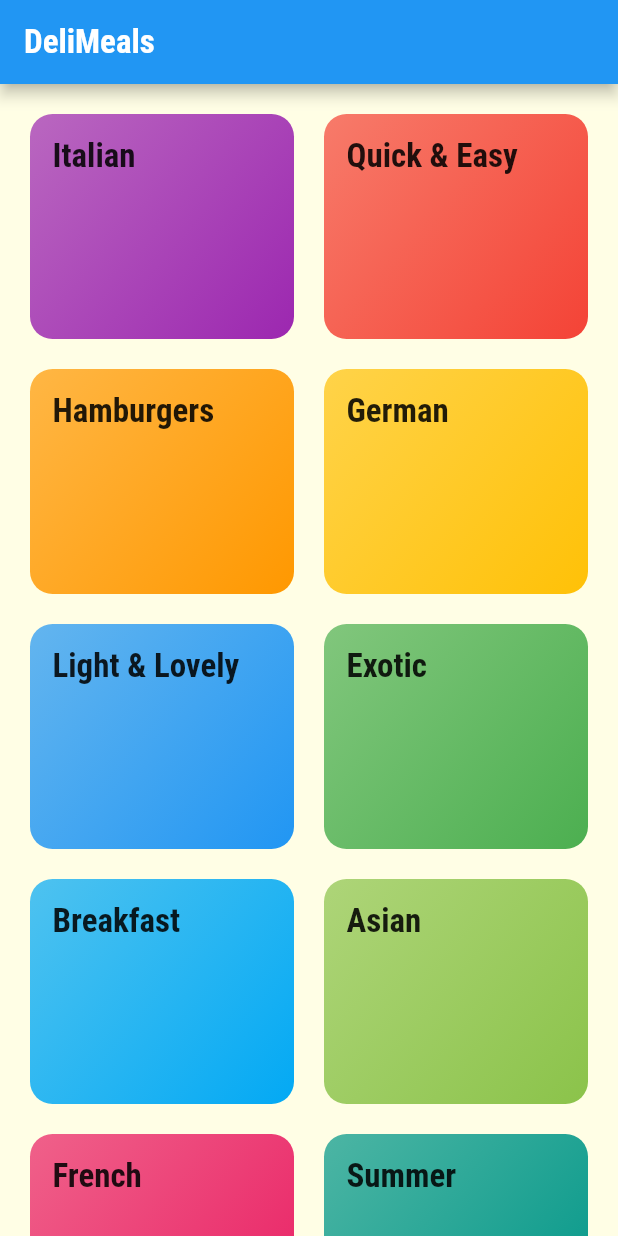
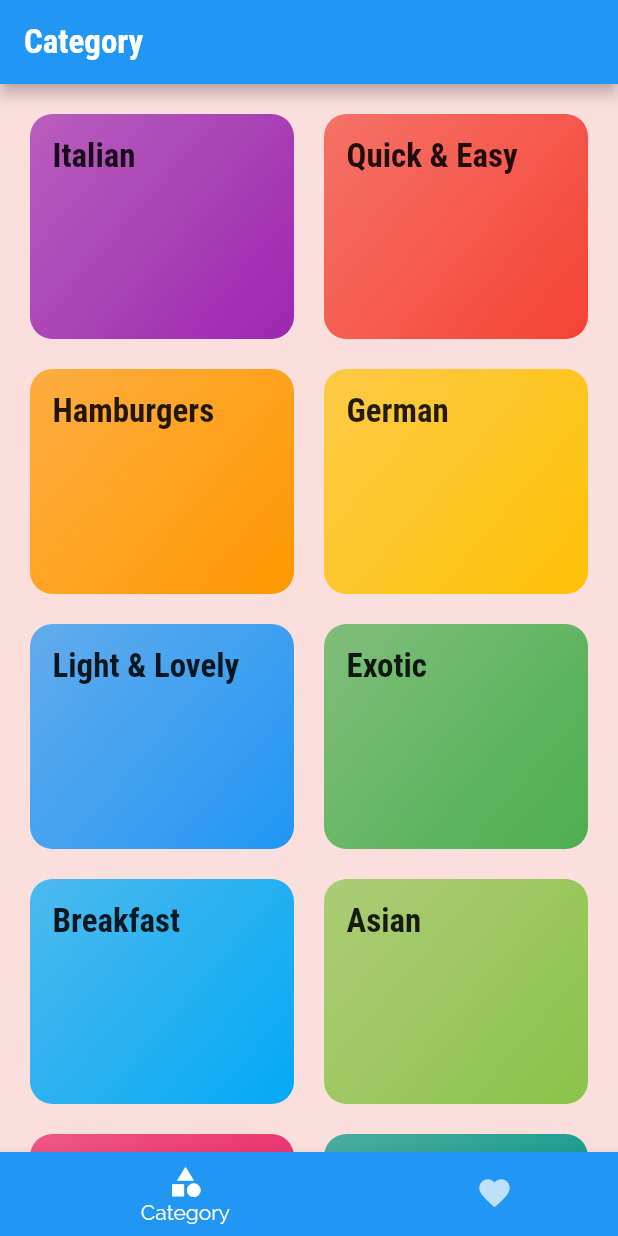
Before and after one commit to shubhamk1020/meals_app, a Flutter app: the screen it shows after launch, on a phone screen of 412 x 824 dp. Run offline on Flutter 3.47's test engine with Material 2 defaults, Android fonts, the phone set to English and light mode, and no system bars.

Commit message:
tab screen created

```diff
--- a/lib/Screen/Category_Screen.dart
+++ b/lib/Screen/Category_Screen.dart
@@ -9,11 +9,7 @@ class CategoryScreen extends StatelessWidget {
     final isPortrait =
         MediaQuery.of(context).orientation == Orientation.portrait;
 
-    return Scaffold(
-
-      appBar: AppBar(title: Text('DeliMeals'),
-      ),
-      body: GridView(
+    return  GridView(
         padding: const EdgeInsets.all(20),
             gridDelegate: SliverGridDelegateWithFixedCrossAxisCount(
             childAspectRatio: 3 / 2,
@@ -24,8 +20,6 @@ class CategoryScreen extends StatelessWidget {
          children: DUMMY_CATEGORIES
             .map((e) => CategoryItem(id: e.id, title: e.title, color: e.color))
             .toList(),
-
-      ),
     );
   }
 }
--- /dev/null
+++ b/lib/Screen/favorite_Screen.dart
@@ -0,0 +1,15 @@
+import 'package:flutter/material.dart';
+
+
+class FavoriteScreen extends StatelessWidget {
+  const FavoriteScreen({Key key}) : super(key: key);
+
+  @override
+  Widget build(BuildContext context) {
+    return Center(
+      child: Container(
+        child: Text('this is Favourite Screen',style: TextStyle(fontSize: 75),),
+      ),
+    );
+  }
+}
--- a/lib/Screen/meal_detail_screen.dart
+++ b/lib/Screen/meal_detail_screen.dart
@@ -45,21 +45,25 @@ class MealDetailScreen extends StatelessWidget {
         child: Column(
           children: [
             Center(
+              child: ClipRect(
+
                 child: Container(
                   margin: EdgeInsets.only(top: 10),
                   width: isPortrait ? double.infinity : 600,
                   height: isPortrait ? 250:300,
                   child: Image.network(
                     selectMeal.imageUrl,
-                  fit: BoxFit.cover
-                  ,
+                    fit: BoxFit.cover,
+                  ),
                 ),
               ),
             ),
             buildSectionTitle(context,'Ingredient'),
             buildContainer(ListView.builder(
                 itemBuilder: (ctx, index) => Card(
-                  color: Theme.of(context).primaryColor,
+                  elevation:3,
+                 // surfaceTintColor: Colors.amber,
+                  color:Theme.of(context).primaryColor,
                   child: Padding(
                     padding:
                         const EdgeInsets.symmetric(horizontal: 10, vertical: 5),
--- /dev/null
+++ b/lib/Screen/tab_screen.dart
@@ -0,0 +1,56 @@
+import 'package:flutter/material.dart';
+import '../Screen/Category_Screen.dart';
+import '../Screen/favorite_Screen.dart';
+
+
+class TabScreen extends StatefulWidget {
+  const TabScreen({Key key}) : super(key: key);
+
+  @override
+  State<TabScreen> createState() => _TabScreenState();
+}
+
+class _TabScreenState extends State<TabScreen> {
+  final List<Map<String, Object>> _Pages = [
+    {'Page' : CategoryScreen(),
+    'title': 'Category'},
+
+      {'Page' :  FavoriteScreen(),
+    'title': 'Your Favorite'},
+    ];
+  int _selectePageIndex = 0;
+
+  void _selectPage(int index) {
+    setState(() {
+      _selectePageIndex = index;
+    });
+  }
+
+  @override
+  Widget build(BuildContext context) {
+    return Scaffold(
+      appBar: AppBar(title: Text(_Pages[_selectePageIndex]['title']),
+
+      ),
+      body: _Pages[_selectePageIndex]['Page'],
+      bottomNavigationBar: BottomNavigationBar(
+        currentIndex: _selectePageIndex,
+        unselectedItemColor: Colors.white70,
+        selectedItemColor: Colors.white,
+        selectedFontSize: 14,
+        elevation: 8,
+        onTap: _selectPage,
+        type: BottomNavigationBarType.shifting,
+        items:  [
+
+          BottomNavigationBarItem(
+            backgroundColor: Theme.of(context).primaryColor,
+              icon: Icon(Icons.category), label: 'Category'),
+          BottomNavigationBarItem(
+            backgroundColor: Theme.of(context).primaryColor,
+              icon: Icon(Icons.favorite), label: 'Favorite'),
+        ],
+      ),
+    );
+  }
+}
--- a/lib/main.dart
+++ b/lib/main.dart
@@ -1,4 +1,5 @@
 import 'package:flutter/material.dart';
+import './Screen/tab_screen.dart';
 import './Screen/meal_detail_screen.dart';
 import './Screen/Category_Screen.dart';
 import './Screen/categoriesMealsScreen.dart';
@@ -15,7 +16,7 @@ class MyApp extends StatelessWidget {
       debugShowCheckedModeBanner: false,
       title: 'MealsApp',
       theme: ThemeData(
-           canvasColor: const Color.fromRGBO(255, 254, 229, 1),
+           canvasColor: Color.fromARGB(251, 251, 222, 219),
           fontFamily: 'Raleway',
           textTheme: ThemeData.light().textTheme.copyWith(
               bodyText1: const TextStyle(
@@ -27,15 +28,17 @@ class MyApp extends StatelessWidget {
               headline6: const TextStyle(
                 fontSize: 22,
                 fontFamily: 'RobotoCondensed',
-                fontWeight: FontWeight.bold
+                fontWeight: FontWeight.bold,
+
               )),
           colorScheme: ColorScheme.fromSwatch(primarySwatch: Colors.blue)
-              .copyWith(secondary: Colors.amber)),
+              .copyWith(secondary: Colors.amber),
+              ),
       initialRoute: '/',
       //  home:  CategoryScreen(),
 
       routes: {
-        '/': (ctx) => CategoryScreen(),
+        '/': (ctx) => TabScreen(),
         CategoryMealsScreen.routeName: (ctx) => CategoryMealsScreen(),
         MealDetailScreen.routeName: (ctx) => MealDetailScreen(),
       },
```
Lines whose indentation alone changed are shown as unchanged.
